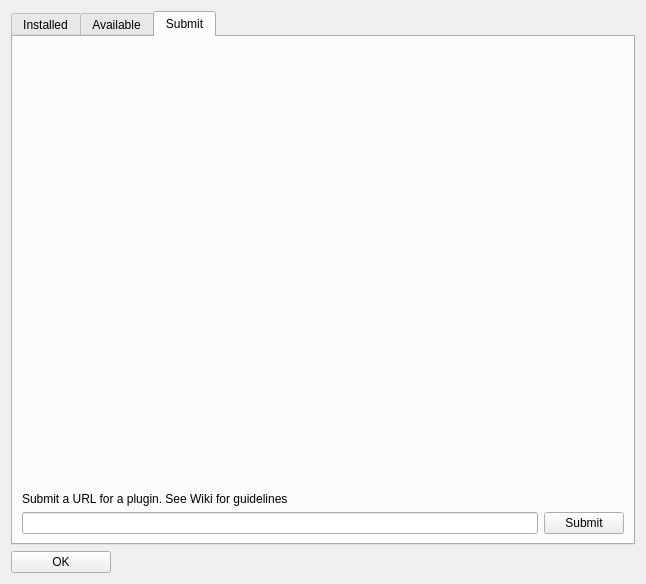
Before: the Qt Designer form plugman.ui in natelust/NTV, drawn with Qt 5.
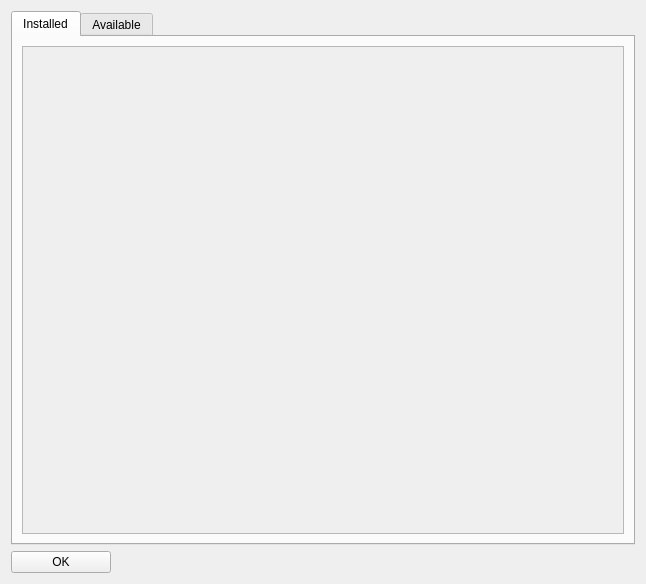
After: the same form once the commit is applied. The open tabs and pages were chosen to show the change.

Patch:
```diff
--- a/plugman.ui
+++ b/plugman.ui
@@ -21,6 +21,9 @@
     <layout class="QVBoxLayout" name="verticalLayout">
      <item>
       <widget class="QTabWidget" name="tabWidget">
+       <property name="enabled">
+        <bool>true</bool>
+       </property>
        <property name="currentIndex">
         <number>0</number>
        </property>
@@ -119,38 +122,6 @@
          </item>
         </layout>
        </widget>
-       <widget class="QWidget" name="tab_3">
-        <attribute name="title">
-         <string>Submit</string>
-        </attribute>
-        <layout class="QVBoxLayout" name="verticalLayout_7">
-         <item>
-          <layout class="QVBoxLayout" name="verticalLayout_3">
-           <item alignment="Qt::AlignBottom">
-            <widget class="QLabel" name="label_2">
-             <property name="text">
-              <string>Submit a URL for a plugin. See Wiki for guidelines</string>
-             </property>
-            </widget>
-           </item>
-           <item>
-            <layout class="QHBoxLayout" name="horizontalLayout_2">
-             <item>
-              <widget class="QLineEdit" name="submit_location"/>
-             </item>
-             <item>
-              <widget class="QPushButton" name="submit_button">
-               <property name="text">
-                <string>Submit</string>
-               </property>
-              </widget>
-             </item>
-            </layout>
-           </item>
-          </layout>
-         </item>
-        </layout>
-       </widget>
       </widget>
      </item>
      <item>
```
